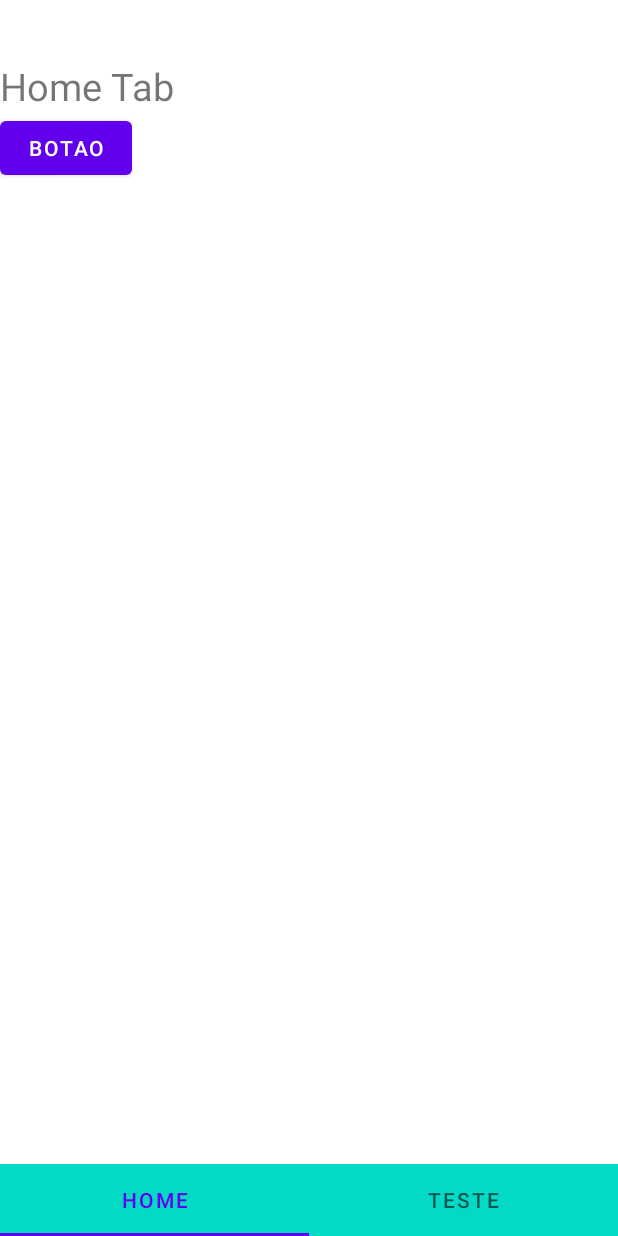
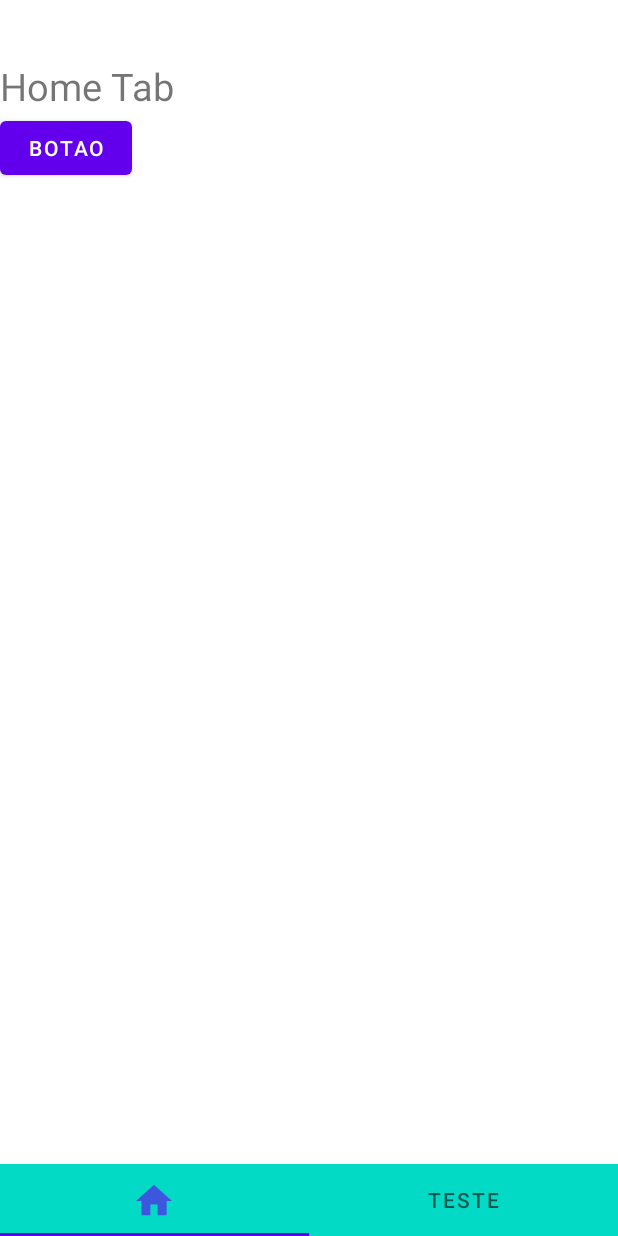
Before and after one commit to BielCR/PesobApp, an Android app: the screen it shows after launch (MainActivity), on a phone screen of 412 x 824 dp. Run offline under Robolectric (Android 15) with nearby library versions, the phone set to English and light mode, and no system bars.

Commit message:
icone de home button

```diff
--- a/app/src/main/java/com/example/pesobapp/MainActivity.java
+++ b/app/src/main/java/com/example/pesobapp/MainActivity.java
@@ -20,6 +20,9 @@ public class MainActivity extends AppCompatActivity {
   private static final String TAG = "MainActivity";
   private SectionsPageAdapter mSectionsPageAdapter;
   private ViewPager mViewPager;
+  private int[] tabicons = {
+          R.drawable.home_btn
+  };
 
   @Override
   protected void onCreate(@Nullable Bundle savedInstanceState) {
@@ -34,10 +37,11 @@ public class MainActivity extends AppCompatActivity {
 
     TabLayout tabLayout = (TabLayout) findViewById(R.id.tabs);
     tabLayout.setupWithViewPager(mViewPager);
+    tabLayout.getTabAt(0).setIcon(tabicons[0]);
   }
   private void setupViewPager(ViewPager viewPager){
     SectionsPageAdapter adapter = new SectionsPageAdapter(getSupportFragmentManager());
-    adapter.addFragment(new HomeFragment(), "Home");
+    adapter.addFragment(new HomeFragment(), "");
     adapter.addFragment(new TestFragment(), "Teste");
     viewPager.setAdapter(adapter);
   }
--- /dev/null
+++ b/app/src/main/res/drawable-anydpi/home_btn.xml
@@ -0,0 +1,16 @@
+<vector xmlns:android="http://schemas.android.com/apk/res/android"
+    android:width="24dp"
+    android:height="24dp"
+    android:viewportWidth="24"
+    android:viewportHeight="24"
+    android:tint="#333333"
+    android:alpha="0.6">
+  <group android:scaleX="1.2"
+      android:scaleY="1.2"
+      android:translateX="-2.4"
+      android:translateY="-1.8">
+    <path
+        android:fillColor="@android:color/white"
+        android:pathData="M10,20v-6h4v6h5v-8h3L12,3 2,12h3v8z"/>
+  </group>
+</vector>
```
Also changed, not shown: app/src/main/res/drawable-hdpi/home_btn.png (added), app/src/main/res/drawable-mdpi/home_btn.png (added), app/src/main/res/drawable-xhdpi/home_btn.png (added), app/src/main/res/drawable-xxhdpi/home_btn.png (added), app/src/main/res/incones/HomeButton.png (added), app/src/main/res/incones/Icon.png (added).
